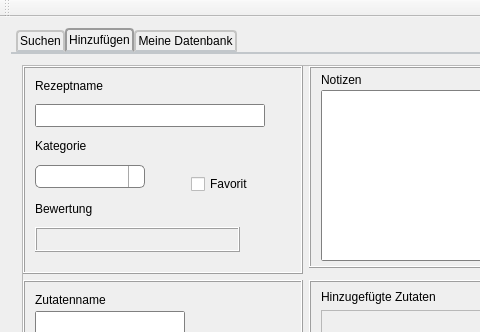
Above: mainwindow.ui from DaDarkDan/CookAndBakeryDb before the change; both pictures show x 0 to 480 and y 0 to 332 of the 1224 by 721 pixel window. Below: the same form after it.
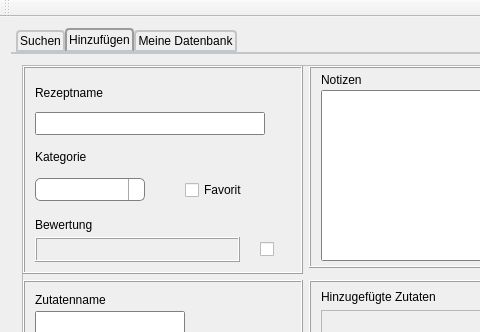
That is the form after the change. The open tabs and pages were chosen to show the change.

Commit message: Adjusted search and create for rating

Patch:
```diff
--- a/mainwindow.ui
+++ b/mainwindow.ui
@@ -10,6 +10,12 @@
     <height>721</height>
    </rect>
   </property>
+  <property name="minimumSize">
+   <size>
+    <width>0</width>
+    <height>25</height>
+   </size>
+  </property>
   <property name="windowTitle">
    <string>MainWindow</string>
   </property>
@@ -871,9 +877,42 @@
                <number>10</number>
               </property>
               <property name="bottomMargin">
+               <number>10</number>
+              </property>
+              <item row="4" column="0">
+               <widget class="QFrame" name="frame_4">
+                <property name="minimumSize">
+                 <size>
+                  <width>0</width>
+                  <height>50</height>
+                 </size>
+                </property>
+                <property name="frameShape">
+                 <enum>QFrame::NoFrame</enum>
+                </property>
+                <property name="frameShadow">
+                 <enum>QFrame::Raised</enum>
+                </property>
+                <layout class="QGridLayout" name="gridLayout_7">
+                 <property name="leftMargin">
+                  <number>0</number>
+                 </property>
+                 <property name="topMargin">
+                  <number>0</number>
+                 </property>
+                 <property name="rightMargin">
+                  <number>0</number>
+                 </property>
+                 <property name="bottomMargin">
+                  <number>0</number>
+                 </property>
+                 <property name="horizontalSpacing">
                <number>20</number>
               </property>
-              <item row="5" column="0">
+                 <property name="verticalSpacing">
+                  <number>0</number>
+                 </property>
+                 <item row="0" column="0">
                <widget class="QLabel" name="createRatingTitleLabel">
                 <property name="minimumSize">
                  <size>
@@ -895,7 +934,161 @@
                 </property>
                </widget>
               </item>
-              <item row="3" column="0">
+                 <item row="1" column="0">
+                  <widget class="QFrame" name="createRatingStarFrame">
+                   <property name="sizePolicy">
+                    <sizepolicy hsizetype="Preferred" vsizetype="Preferred">
+                     <horstretch>0</horstretch>
+                     <verstretch>0</verstretch>
+                    </sizepolicy>
+                   </property>
+                   <property name="minimumSize">
+                    <size>
+                     <width>205</width>
+                     <height>25</height>
+                    </size>
+                   </property>
+                   <property name="maximumSize">
+                    <size>
+                     <width>205</width>
+                     <height>25</height>
+                    </size>
+                   </property>
+                   <property name="frameShape">
+                    <enum>QFrame::Box</enum>
+                   </property>
+                   <property name="frameShadow">
+                    <enum>QFrame::Raised</enum>
+                   </property>
+                  </widget>
+                 </item>
+                 <item row="1" column="1">
+                  <widget class="QCheckBox" name="createRatingCheckBox">
+                   <property name="minimumSize">
+                    <size>
+                     <width>25</width>
+                     <height>25</height>
+                    </size>
+                   </property>
+                   <property name="text">
+                    <string/>
+                   </property>
+                  </widget>
+                 </item>
+                </layout>
+               </widget>
+              </item>
+              <item row="0" column="0">
+               <widget class="QFrame" name="frame_2">
+                <property name="minimumSize">
+                 <size>
+                  <width>250</width>
+                  <height>70</height>
+                 </size>
+                </property>
+                <property name="frameShape">
+                 <enum>QFrame::NoFrame</enum>
+                </property>
+                <property name="frameShadow">
+                 <enum>QFrame::Raised</enum>
+                </property>
+                <layout class="QVBoxLayout" name="verticalLayout_6">
+                 <property name="spacing">
+                  <number>0</number>
+                 </property>
+                 <property name="leftMargin">
+                  <number>0</number>
+                 </property>
+                 <property name="topMargin">
+                  <number>0</number>
+                 </property>
+                 <property name="rightMargin">
+                  <number>0</number>
+                 </property>
+                 <property name="bottomMargin">
+                  <number>0</number>
+                 </property>
+                 <item>
+                  <widget class="QLabel" name="createNameTitleLabel">
+                   <property name="minimumSize">
+                    <size>
+                     <width>150</width>
+                     <height>25</height>
+                    </size>
+                   </property>
+                   <property name="maximumSize">
+                    <size>
+                     <width>150</width>
+                     <height>25</height>
+                    </size>
+                   </property>
+                   <property name="text">
+                    <string>Rezeptname</string>
+                   </property>
+                  </widget>
+                 </item>
+                 <item>
+                  <widget class="QTextEdit" name="createNameTxtEdit">
+                   <property name="sizePolicy">
+                    <sizepolicy hsizetype="Preferred" vsizetype="Preferred">
+                     <horstretch>0</horstretch>
+                     <verstretch>0</verstretch>
+                    </sizepolicy>
+                   </property>
+                   <property name="minimumSize">
+                    <size>
+                     <width>230</width>
+                     <height>23</height>
+                    </size>
+                   </property>
+                   <property name="maximumSize">
+                    <size>
+                     <width>230</width>
+                     <height>23</height>
+                    </size>
+                   </property>
+                   <property name="verticalScrollBarPolicy">
+                    <enum>Qt::ScrollBarAlwaysOff</enum>
+                   </property>
+                  </widget>
+                 </item>
+                </layout>
+               </widget>
+              </item>
+              <item row="1" column="0">
+               <widget class="QFrame" name="frame_3">
+                <property name="minimumSize">
+                 <size>
+                  <width>200</width>
+                  <height>70</height>
+                 </size>
+                </property>
+                <property name="frameShape">
+                 <enum>QFrame::NoFrame</enum>
+                </property>
+                <property name="frameShadow">
+                 <enum>QFrame::Raised</enum>
+                </property>
+                <layout class="QGridLayout" name="gridLayout_6">
+                 <property name="leftMargin">
+                  <number>0</number>
+                 </property>
+                 <property name="topMargin">
+                  <number>0</number>
+                 </property>
+                 <property name="rightMargin">
+                  <number>0</number>
+                 </property>
+                 <property name="bottomMargin">
+                  <number>0</number>
+                 </property>
+                 <property name="horizontalSpacing">
+                  <number>40</number>
+                 </property>
+                 <property name="verticalSpacing">
+                  <number>0</number>
+                 </property>
+                 <item row="0" column="0">
                <widget class="QLabel" name="createCategoryTItleLabel">
                 <property name="minimumSize">
                  <size>
@@ -914,7 +1107,7 @@
                 </property>
                </widget>
               </item>
-              <item row="4" column="0">
+                 <item row="1" column="0">
                <widget class="QComboBox" name="createCategoryComboBox">
                 <property name="sizePolicy">
                  <sizepolicy hsizetype="Preferred" vsizetype="Preferred">
@@ -936,79 +1129,7 @@
                 </property>
                </widget>
               </item>
-              <item row="1" column="0">
-               <widget class="QTextEdit" name="createNameTxtEdit">
-                <property name="sizePolicy">
-                 <sizepolicy hsizetype="Preferred" vsizetype="Preferred">
-                  <horstretch>0</horstretch>
-                  <verstretch>0</verstretch>
-                 </sizepolicy>
-                </property>
-                <property name="minimumSize">
-                 <size>
-                  <width>230</width>
-                  <height>23</height>
-                 </size>
-                </property>
-                <property name="maximumSize">
-                 <size>
-                  <width>230</width>
-                  <height>23</height>
-                 </size>
-                </property>
-                <property name="verticalScrollBarPolicy">
-                 <enum>Qt::ScrollBarAlwaysOff</enum>
-                </property>
-               </widget>
-              </item>
-              <item row="0" column="0">
-               <widget class="QLabel" name="createNameTitleLabel">
-                <property name="minimumSize">
-                 <size>
-                  <width>150</width>
-                  <height>25</height>
-                 </size>
-                </property>
-                <property name="maximumSize">
-                 <size>
-                  <width>150</width>
-                  <height>25</height>
-                 </size>
-                </property>
-                <property name="text">
-                 <string>Rezeptname</string>
-                </property>
-               </widget>
-              </item>
-              <item row="6" column="0">
-               <widget class="QFrame" name="createRatingStarFrame">
-                <property name="sizePolicy">
-                 <sizepolicy hsizetype="Preferred" vsizetype="Preferred">
-                  <horstretch>0</horstretch>
-                  <verstretch>0</verstretch>
-                 </sizepolicy>
-                </property>
-                <property name="minimumSize">
-                 <size>
-                  <width>205</width>
-                  <height>25</height>
-                 </size>
-                </property>
-                <property name="maximumSize">
-                 <size>
-                  <width>205</width>
-                  <height>25</height>
-                 </size>
-                </property>
-                <property name="frameShape">
-                 <enum>QFrame::Box</enum>
-                </property>
-                <property name="frameShadow">
-                 <enum>QFrame::Raised</enum>
-                </property>
-               </widget>
-              </item>
-              <item row="4" column="1">
+                 <item row="1" column="1">
                <widget class="QCheckBox" name="createFavouriteCheckBox">
                 <property name="minimumSize">
                  <size>
@@ -1028,6 +1149,9 @@
                 <property name="tristate">
                  <bool>false</bool>
                 </property>
+                  </widget>
+                 </item>
+                </layout>
                </widget>
               </item>
              </layout>
```
Lines whose indentation alone changed are shown as unchanged. The commit also changes 8 other files.
